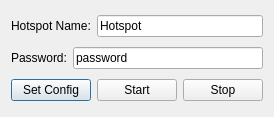
The window that qmaindialog.ui (manashmandal/QHotspotCreator) describes before a commit, drawn with Qt 5.
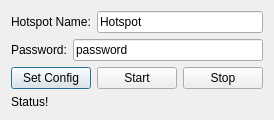
The same window after the commit.

```diff
--- a/qmaindialog.ui
+++ b/qmaindialog.ui
@@ -6,8 +6,8 @@
    <rect>
     <x>0</x>
     <y>0</y>
-    <width>264</width>
-    <height>117</height>
+    <width>274</width>
+    <height>118</height>
    </rect>
   </property>
   <property name="windowTitle">
@@ -75,6 +75,13 @@
      </item>
     </layout>
    </item>
+   <item>
+    <widget class="QLabel" name="label">
+     <property name="text">
+      <string>Status!</string>
+     </property>
+    </widget>
+   </item>
   </layout>
  </widget>
  <layoutdefault spacing="6" margin="11"/>
```
